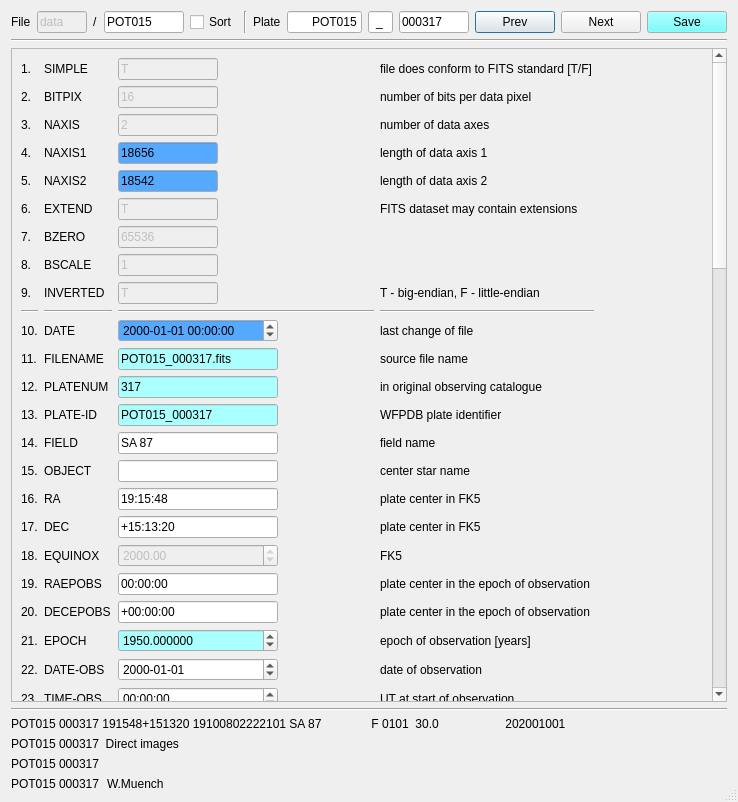
First picture: the form in header.ui, repository nkirov/plate-FITS-header, before the edit.
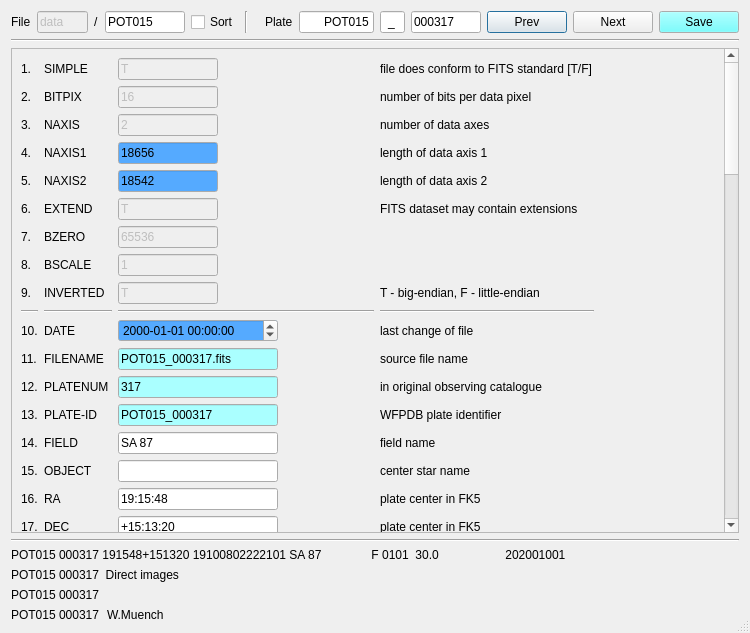
Second picture: the form after the edit.

Commit message: hh:mm:ss

What changed in the file:
```diff
--- a/header.ui
+++ b/header.ui
@@ -9,8 +9,8 @@
    <rect>
     <x>0</x>
     <y>0</y>
-    <width>720</width>
-    <height>802</height>
+    <width>750</width>
+    <height>633</height>
    </rect>
   </property>
   <property name="windowTitle">
@@ -22,12 +22,6 @@
   <layout class="QGridLayout" name="gridLayout">
    <item row="0" column="0">
     <layout class="QHBoxLayout">
-     <property name="spacing">
-      <number>6</number>
-     </property>
-     <property name="margin">
-      <number>0</number>
-     </property>
      <item>
       <widget class="QLabel" name="label_file">
        <property name="text">
@@ -330,9 +324,9 @@
       <property name="geometry">
        <rect>
         <x>0</x>
-        <y>-953</y>
-        <width>682</width>
-        <height>1817</height>
+        <y>-591</y>
+        <width>709</width>
+        <height>2257</height>
        </rect>
       </property>
       <layout class="QHBoxLayout" name="horizontalLayout">
@@ -2870,6 +2864,9 @@
              <height>16777215</height>
             </size>
            </property>
+           <property name="displayFormat">
+            <string>HH:mm:ss</string>
+           </property>
           </widget>
          </item>
          <item row="27" column="1">
```
Left out of the diff: 6 changed lines with no effect on the pictures. The commit also changes 1 other file.
